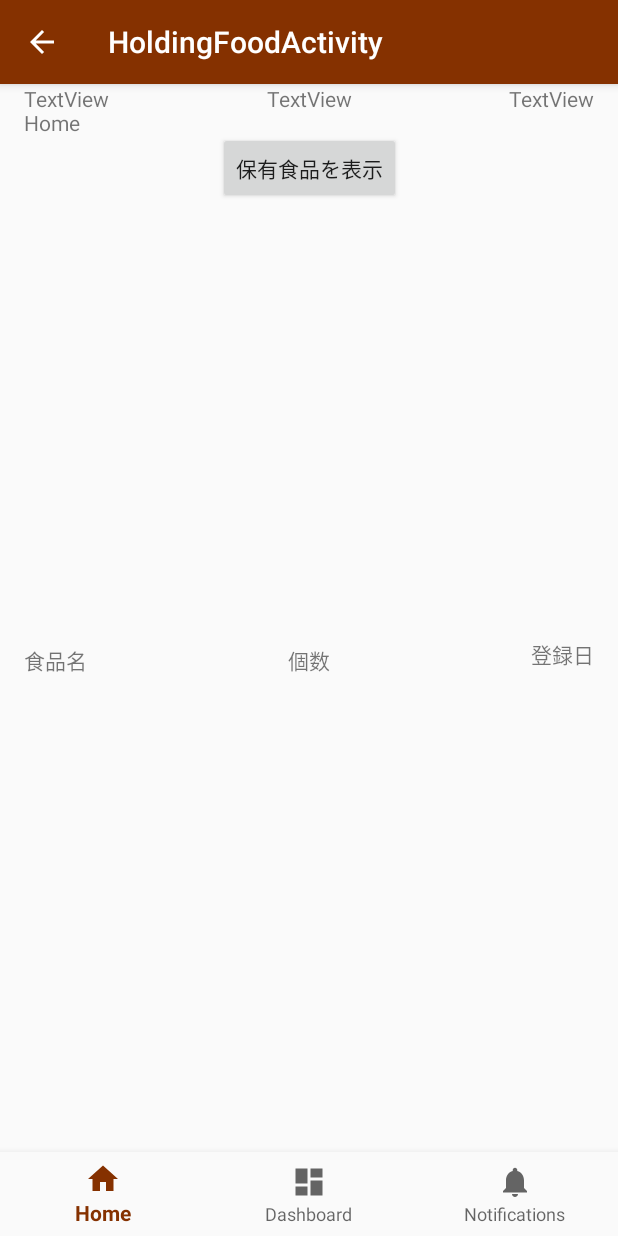
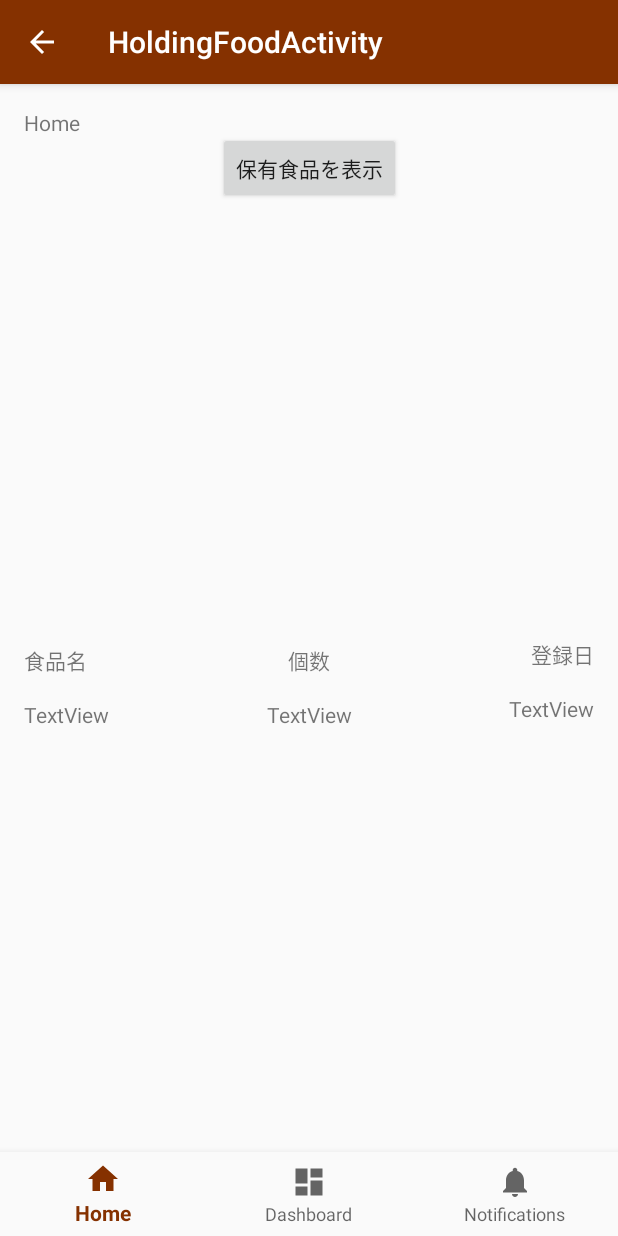
Before and after one commit to Toron-KUT/Android_studio, an Android app: the HoldingFoodActivity screen opened directly, with no data from a screen before it, on a phone screen of 412 x 824 dp. Run offline under Robolectric (Android 15) with nearby library versions, the phone set to English and light mode, and no system bars.

Commit message:
しょーもないミス修正

```diff
--- a/app/src/main/res/layout/activity_holding_food.xml
+++ b/app/src/main/res/layout/activity_holding_food.xml
@@ -78,28 +78,31 @@
         android:layout_width="wrap_content"
         android:layout_height="wrap_content"
         android:layout_marginStart="16dp"
+        android:layout_marginTop="16dp"
         android:text="TextView"
         app:layout_constraintStart_toStartOf="parent"
-        tools:layout_editor_absoluteY="290dp" />
+        app:layout_constraintTop_toBottomOf="@+id/textView18" />
 
     <TextView
         android:id="@+id/textView22"
         android:layout_width="wrap_content"
         android:layout_height="wrap_content"
         android:layout_marginStart="8dp"
+        android:layout_marginTop="16dp"
         android:layout_marginEnd="8dp"
         android:text="TextView"
         app:layout_constraintEnd_toStartOf="@+id/textView23"
         app:layout_constraintStart_toEndOf="@+id/textView21"
-        tools:layout_editor_absoluteY="290dp" />
+        app:layout_constraintTop_toBottomOf="@+id/textView20" />
 
     <TextView
         android:id="@+id/textView23"
         android:layout_width="wrap_content"
         android:layout_height="wrap_content"
+        android:layout_marginTop="16dp"
         android:layout_marginEnd="16dp"
         android:text="TextView"
         app:layout_constraintEnd_toEndOf="parent"
-        tools:layout_editor_absoluteY="290dp" />
+        app:layout_constraintTop_toBottomOf="@+id/textView19" />
 
 </android.support.constraint.ConstraintLayout>
```
Also changed, not shown: app/src/main/java/com/toron/marunakadeokaimono_test/HoldingFoodActivity.java (+4 -3 lines).
